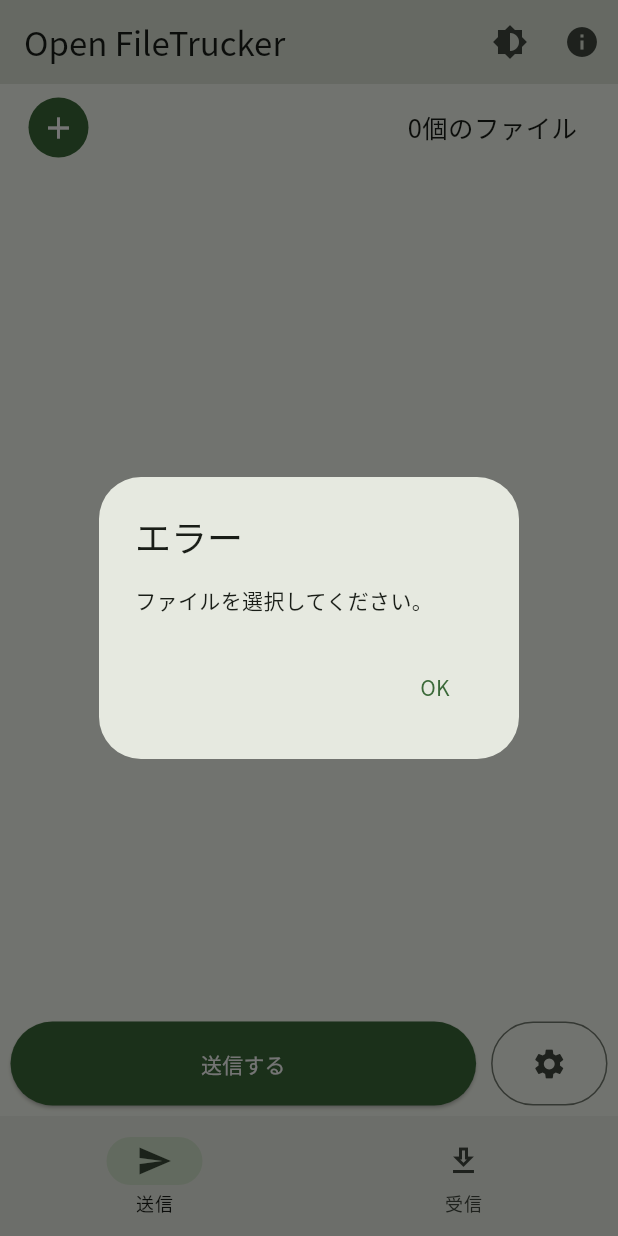
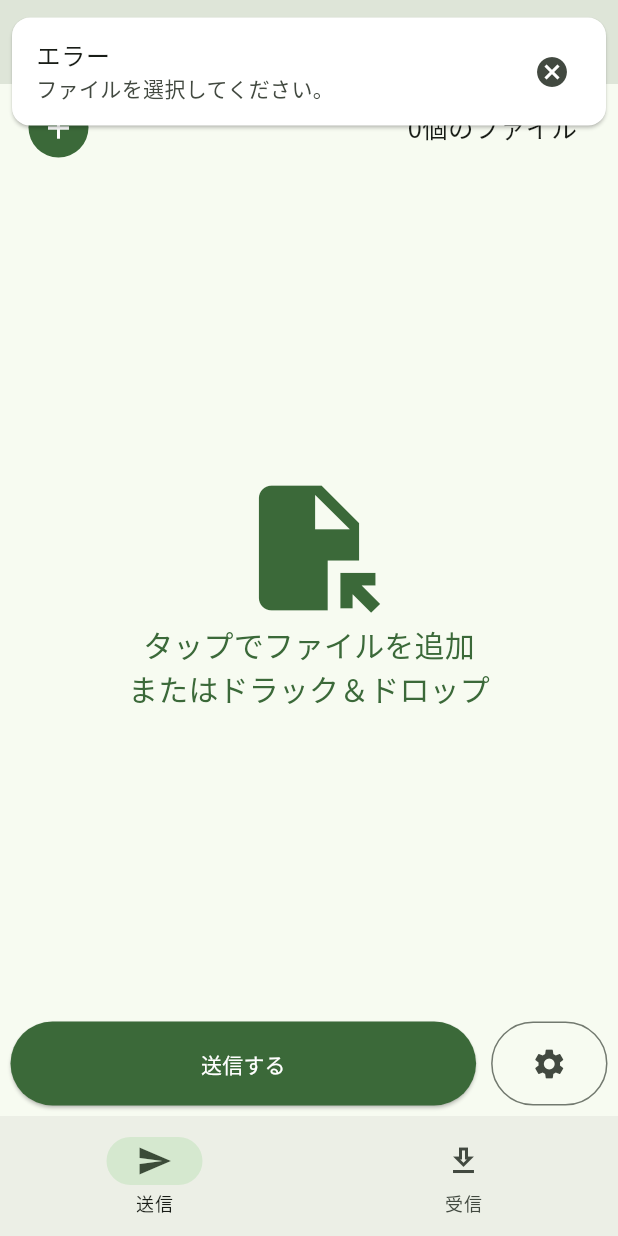
Before and after one commit to CoreNion/OpenFileTrucker, a Flutter app: the screen it shows after launch, after a tap on "送信する", on a phone screen of 412 x 824 dp. Run offline on Flutter 3.47's test engine with Material 2 defaults, Android fonts, the phone set to English and light mode, and no system bars; drawn by our look-alikes of dynamic_color; our stand-ins replace bot_toast, cross_file, file_picker, flutter_riverpod, flutter_svg, image_gallery_saver and 5 more; missing offline and left inert: desktop_drop, file_sizes, nsd, share_handler, webcrypto.

Commit message:
[dialog] 極力BotToastを使用する

```diff
--- a/lib/widget/dialog.dart
+++ b/lib/widget/dialog.dart
@@ -1,27 +1,26 @@
 import 'dart:io';
 
+import 'package:bot_toast/bot_toast.dart';
 import 'package:flutter/material.dart';
+import 'package:flutter_riverpod/flutter_riverpod.dart';
 import 'package:permission_handler/permission_handler.dart';
 import 'package:webcrypto/webcrypto.dart';
 
+import '../provider/main_provider.dart';
+
 class EasyDialog {
   /// 小規模なダイアログを表示する
-  static Widget showSmallInfo(
-      NavigatorState nav, String title, String content) {
-    return AlertDialog(
-      title: Text(title),
-      content: Text(content),
-      actions: <Widget>[
-        TextButton(
-          child: const Text("OK"),
-          onPressed: () => nav.pop(),
-        )
-      ],
-    );
+  static CancelFunc showSmallToast(
+      WidgetRef ref, String title, String content) {
+    return BotToast.showSimpleNotification(
+        title: title,
+        subTitle: content,
+        backgroundColor: ref.watch(colorSchemeProvider).onError,
+        duration: const Duration(seconds: 10));
   }
 
   /// エラーのダイアログを表示する
-  static Future<void> showErrorDialog(e, NavigatorState nav) {
+  static CancelFunc showErrorNoti(e, WidgetRef ref) {
     late String errorTitle;
     late String errorMessage;
     String exceptionMessage = "";
@@ -50,20 +49,11 @@ class EasyDialog {
       exceptionMessage = "詳細:\n$e";
     }
 
-    return showDialog(
-        context: nav.context,
-        builder: (builder) {
-          return AlertDialog(
-            title: Text(errorTitle),
-            content: Text(errorMessage + exceptionMessage),
-            actions: <Widget>[
-              TextButton(
-                child: const Text("閉じる"),
-                onPressed: () => nav.pop(),
-              )
-            ],
-          );
-        });
+    return BotToast.showSimpleNotification(
+        title: errorTitle,
+        subTitle: errorMessage + exceptionMessage,
+        backgroundColor: ref.watch(colorSchemeProvider).onError,
+        duration: const Duration(seconds: 10));
   }
 
   /// 権限が必要であることを伝えるダイアログを表示する
--- a/lib/widget/send_select.dart
+++ b/lib/widget/send_select.dart
@@ -143,12 +143,9 @@ class SelectFiles extends ConsumerWidget {
                       ),
                       child: const Text("送信する"),
                       onPressed: () async {
-                        final nav = Navigator.of(context);
                         if (serverListen) {
-                          showDialog(
-                              context: context,
-                              builder: (context) => EasyDialog.showSmallInfo(
-                                  nav, "エラー", "他のファイルの共有を停止してください。"));
+                          EasyDialog.showSmallToast(
+                              ref, "エラー", "他のファイルの共有を停止してください。");
                         } else if (selectedFiles.isNotEmpty) {
                           try {
                             final networks =
@@ -156,13 +153,11 @@ class SelectFiles extends ConsumerWidget {
 
                             // 利用可能なネットワークが無い場合は終了
                             if (networks == null) {
-                              showDialog(
-                                  context: context,
-                                  builder: (context) =>
-                                      EasyDialog.showSmallInfo(
-                                          Navigator.of(context),
-                                          "エラー",
-                                          "WiFiやイーサーネットなどに接続してください。"));
+                              BotToast.showSimpleNotification(
+                                  title: "利用可能なネットワークがありません",
+                                  subTitle: "WiFiやイーサーネットなどに接続してください。",
+                                  backgroundColor: colorScheme.onError,
+                                  duration: const Duration(seconds: 5));
                               return;
                             }
 
@@ -237,18 +232,13 @@ class SelectFiles extends ConsumerWidget {
                                   });
                             }
                           } catch (e) {
-                            EasyDialog.showErrorDialog(
-                                e, Navigator.of(context));
+                            EasyDialog.showErrorNoti(e, ref);
 
                             BotToast.cleanAll();
                           }
                         } else {
-                          showDialog(
-                              context: context,
-                              builder: (context) => EasyDialog.showSmallInfo(
-                                  Navigator.of(context),
-                                  "エラー",
-                                  "ファイルを選択してください。"));
+                          EasyDialog.showSmallToast(
+                              ref, "エラー", "ファイルを選択してください。");
                         }
                       },
                     )),
```
Also changed, not shown: lib/widget/send_settings.dart (+3 -6 lines).
